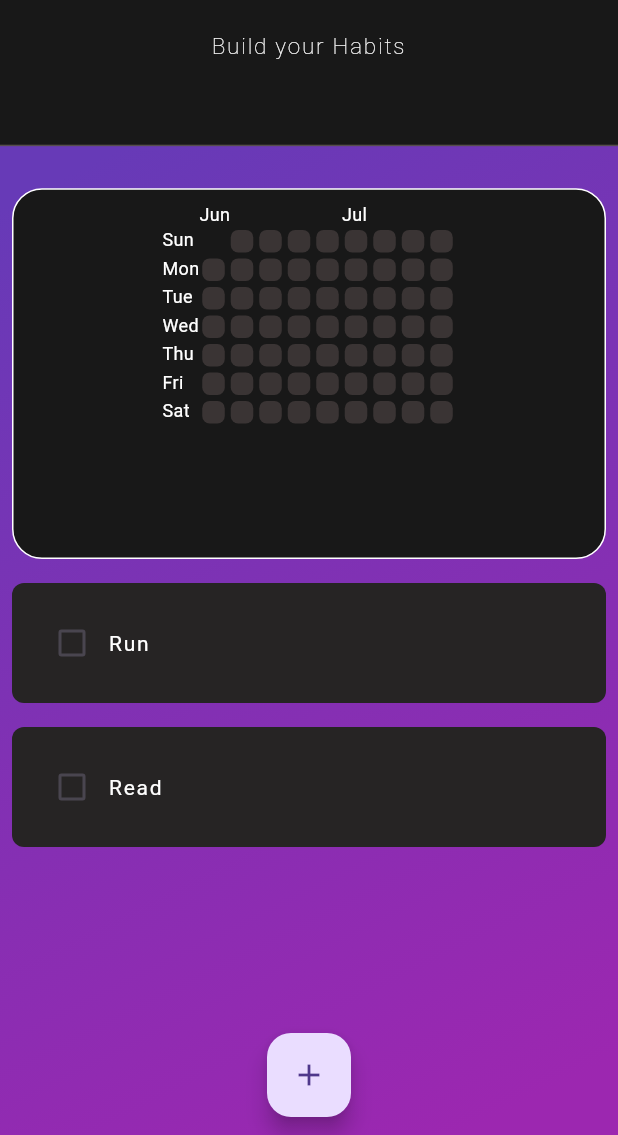
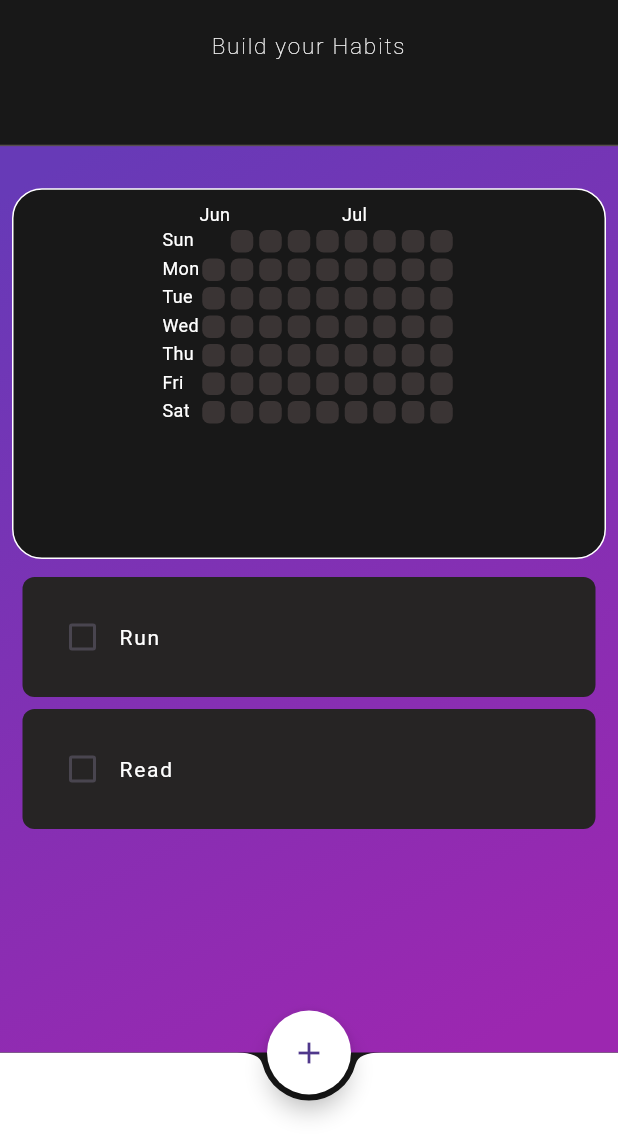
Before and after one commit to TsalemisIasonas/GrowBit, a Flutter app: the screen it shows after launch, on a phone screen of 412 x 824 dp, the part 101-1236 px from its top. Run offline on Flutter 3.47's test engine with Material 3 defaults, Android fonts, the phone set to English and light mode, and no system bars; drawn by our look-alikes of flutter_heatmap_calendar, flutter_slidable; our stand-ins replace hive_flutter; accounts and stored records are empty.

Commit message:
bottomnavbar

```diff
--- a/lib/components/habit_tile.dart
+++ b/lib/components/habit_tile.dart
@@ -22,7 +22,7 @@ class HabitTile extends StatelessWidget {
   @override
   Widget build(BuildContext context) {
     return Padding(
-      padding: const EdgeInsets.all(8.0),
+      padding: const EdgeInsets.only(top: 4.0, bottom: 4.0, left: 15, right: 15),
       child: Slidable(
         endActionPane: ActionPane(
           motion: const ScrollMotion(),
--- a/lib/components/my_fab.dart
+++ b/lib/components/my_fab.dart
@@ -9,7 +9,10 @@ class MyFloatingActionButton extends StatelessWidget {
   Widget build(BuildContext context) {
     return FloatingActionButton(
       onPressed: onPressed,
+      backgroundColor: Colors.white,
+      shape: const CircleBorder(),
       child: const Icon(Icons.add),
+
     );
   }
 }
--- a/lib/pages/homepage.dart
+++ b/lib/pages/homepage.dart
@@ -98,7 +98,7 @@ class _HomePageState extends State<HomePage> {
       backgroundColor: backgroundColor,
       floatingActionButton: MyFloatingActionButton(onPressed: createNewHabit),
       floatingActionButtonLocation:
-          FloatingActionButtonLocation.miniCenterFloat,
+          FloatingActionButtonLocation.miniCenterDocked,
       body: Container(
         decoration: const BoxDecoration(
           gradient: LinearGradient(
@@ -174,6 +174,13 @@ class _HomePageState extends State<HomePage> {
           ],
         ),
       ),
+      bottomNavigationBar: ClipRRect(
+        child: BottomAppBar(
+          height: 55,
+          shape: const CircularNotchedRectangle(),
+          color: Colors.white
+        ),
+      ),
     );
   }
 }
```
